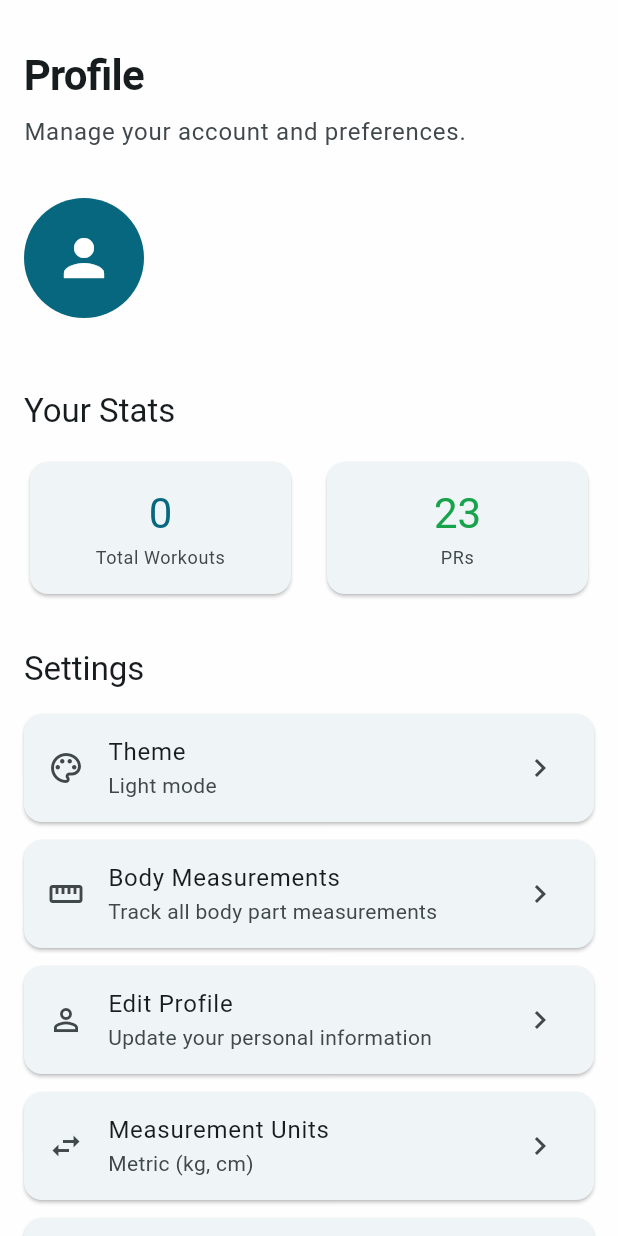
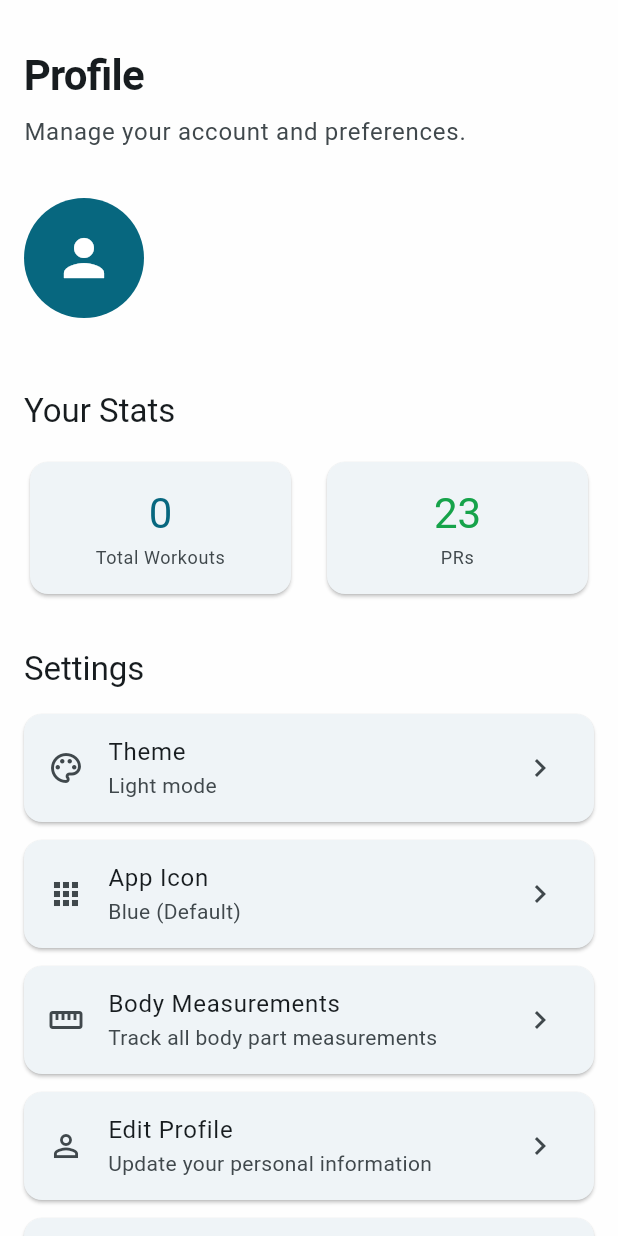
Before and after one commit to bkbk470/weight-tracker, a Flutter app: the ProfileScreen screen opened directly with empty values, on a phone screen of 412 x 824 dp. Run offline on Flutter 3.47's test engine with Material 3 defaults, Android fonts, the phone set to English and light mode, and no system bars; our stand-ins replace connectivity_plus, fl_chart, flutter_local_notifications, hive_flutter, shared_preferences, supabase_flutter and 2 more; missing offline and left inert: flutter_dynamic_icon; accounts and stored records are empty.

Commit message:
Oct 27, 2025, 8:07 PM

```diff
--- a/lib/screens/active_workout_screen.dart
+++ b/lib/screens/active_workout_screen.dart
@@ -1078,8 +1078,7 @@ class _WorkoutScreenState extends State<WorkoutScreen> with WidgetsBindingObserv
                         _timerService.reset();
                         widget.onWorkoutStateChanged?.call(false, 0);
                         Navigator.of(sheetContext).pop();
-                        widget.onNavigate('dashboard');
-                        // Could navigate to progress/stats screen here in the future
+                        widget.onNavigate('progress');
                       },
                       icon: Icon(Icons.insights, color: colorScheme.primary),
                       label: Text('View Progress', style: TextStyle(color: colorScheme.primary)),
--- a/lib/screens/profile_screen.dart
+++ b/lib/screens/profile_screen.dart
@@ -653,23 +653,23 @@ class _ProfileScreenState extends State<ProfileScreen> {
                       },
                   ),
                 ),
-                // App Icon changing feature is disabled for App Store builds
-                // if (!kIsWeb)
-                //   Card(
-                //     margin: const EdgeInsets.only(bottom: 12),
-                //     child: ListTile(
-                //       leading: const Icon(Icons.apps_outlined),
-                //       title: const Text('App Icon'),
-                //       subtitle: Text(_currentAppIcon == 'default'
-                //           ? 'Blue (Default)'
-                //           : _currentAppIcon.replaceAll('AppIcon-', '').replaceFirst(
-                //                 _currentAppIcon.replaceAll('AppIcon-', '')[0],
-                //                 _currentAppIcon.replaceAll('AppIcon-', '')[0].toUpperCase(),
-                //               )),
-                //       trailing: const Icon(Icons.chevron_right),
-                //       onTap: () => _showAppIconDialog(context),
-                //     ),
-                //   ),
+                // App Icon
+                if (!kIsWeb)
+                  Card(
+                    margin: const EdgeInsets.only(bottom: 12),
+                    child: ListTile(
+                      leading: const Icon(Icons.apps_outlined),
+                      title: const Text('App Icon'),
+                      subtitle: Text(_currentAppIcon == 'default'
+                          ? 'Blue (Default)'
+                          : _currentAppIcon.replaceAll('AppIcon-', '').replaceFirst(
+                                _currentAppIcon.replaceAll('AppIcon-', '')[0],
+                                _currentAppIcon.replaceAll('AppIcon-', '')[0].toUpperCase(),
+                              )),
+                      trailing: const Icon(Icons.chevron_right),
+                      onTap: () => _showAppIconDialog(context),
+                    ),
+                  ),
                 _SettingsTile(
                   icon: Icons.straighten,
                   title: 'Body Measurements',
```
